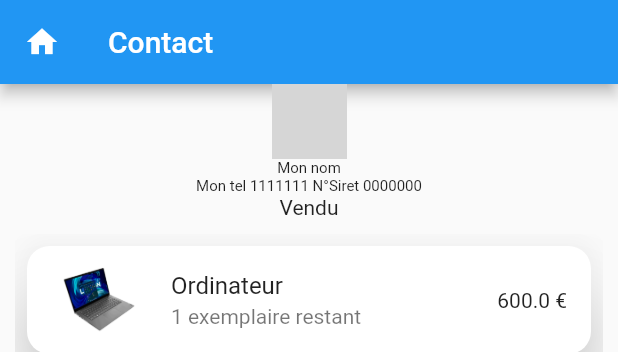
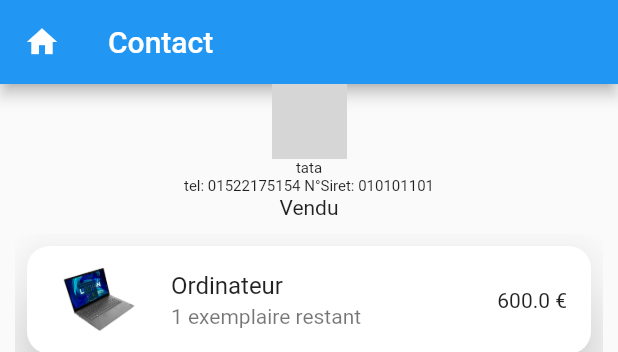
Before and after one commit to SantrainAlex/Alexis-Lucas, a Flutter app: the ListContact widget shown alone on an empty page, opened directly, after a tap on "tata", on a phone screen of 412 x 824 dp. Shown: the top 352 px of the screen. Run offline on Flutter 3.47's test engine with Material 2 defaults, Android fonts, the phone set to English and light mode, and no system bars; grey boxes are pictures that could not be loaded.

Commit message:
add info

```diff
--- a/lib/screen/listContact/Contact.dart
+++ b/lib/screen/listContact/Contact.dart
@@ -2,12 +2,13 @@ import 'package:flutter/material.dart';
 import 'package:provider/provider.dart';
 
 import '../../modal/Article.dart';
+import '../../modal/Contact.dart';
 import '../../provider/ArticleModal.dart';
 
 class ContactSlectionner extends StatelessWidget {
-  const ContactSlectionner({Key? key}) : super(key: key);
+  const ContactSlectionner({Key? key, required this.contact}) : super(key: key);
 
-
+  final Contact contact;
 
   @override
   Widget build(BuildContext context) {
@@ -26,9 +27,9 @@ class ContactSlectionner extends StatelessWidget {
                 height: 50,
               ),
             ),
-            Text('Mon nom', style: TextStyle(fontSize: 10)),
+            Text('${contact.name}', style: TextStyle(fontSize: 10)),
             Text(
-              'Mon tel 1111111 N°Siret 0000000',
+              'tel: ${contact.tel} N°Siret: ${contact.siret}',
               style: TextStyle(fontSize: 10),
             ),
             Text('Vendu'),
--- a/lib/screen/listContact/ListContact.dart
+++ b/lib/screen/listContact/ListContact.dart
@@ -38,7 +38,7 @@ class ListContact extends StatelessWidget {
                   ),
                   onTap: () {
                     Navigator.of(context).push(MaterialPageRoute(
-                        builder: (context) => ContactSlectionner(),
+                        builder: (context) => ContactSlectionner(contact: currentItem,),
                     ));
                   },
                 ),
```
